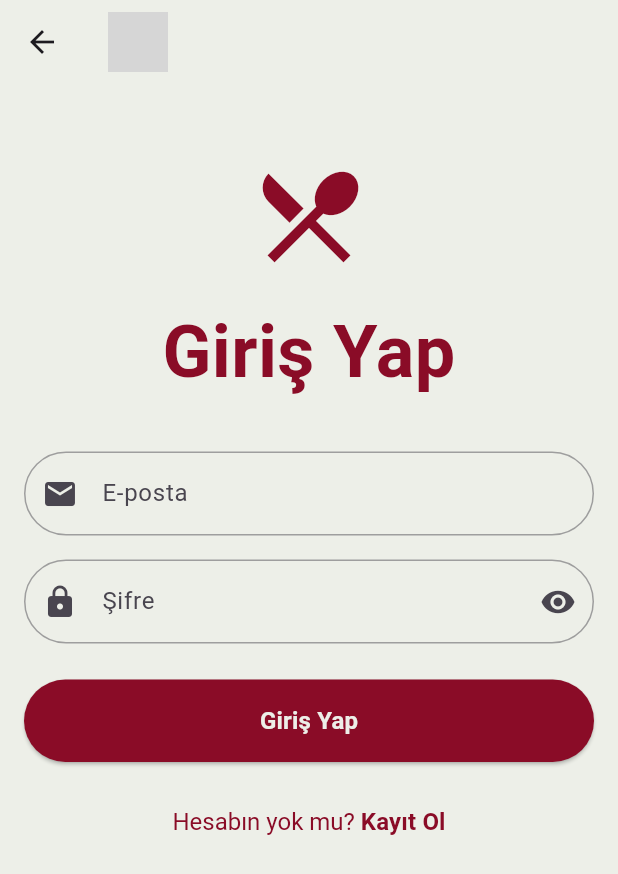
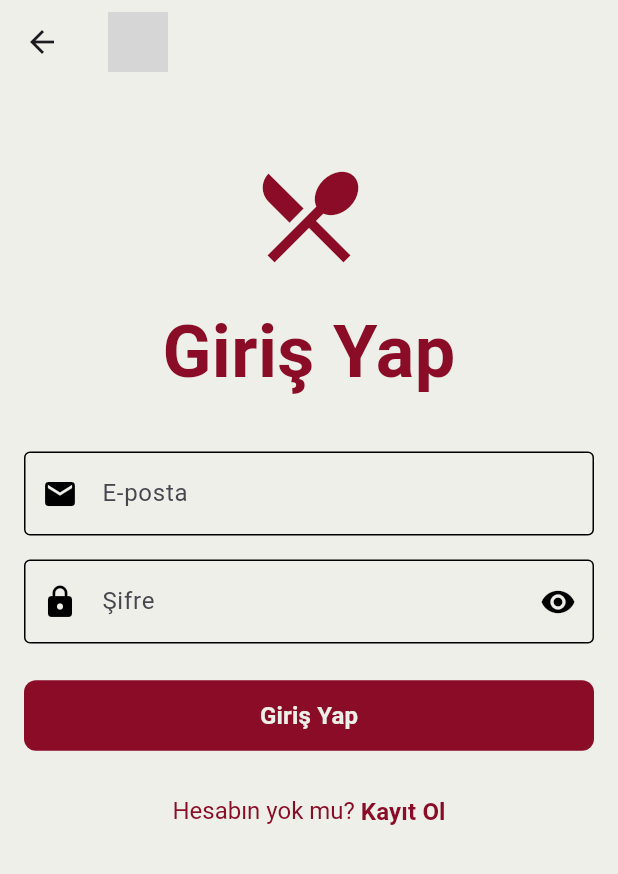
Before and after one commit to Bullitt08/kolaylokmamobil, a Flutter app: the LoginPage screen opened directly, on a phone screen of 412 x 824 dp. Shown: the top 874 px of the screen. Run offline on Flutter 3.47's test engine with Material 3 defaults, Android fonts, the phone set to English and light mode, and no system bars; our stand-ins replace flutter_map, geolocator, image_picker, latlong2, supabase_flutter; accounts and stored records are empty; grey boxes are pictures that could not be loaded.

Commit message:
widgetlar oluşturuldu profil ve login sayfası tekrar düzenlendi

```diff
--- /dev/null
+++ b/lib/customs/custombutton.dart
@@ -0,0 +1,42 @@
+import 'package:flutter/material.dart';
+
+class CustomButton extends StatelessWidget {
+  final String text;
+  final VoidCallback? onPressed;
+  final Color textColor;
+  final Color backgroundColor;
+  final double fontSize;
+  final double borderRadius;
+
+  const CustomButton({
+    Key? key,
+    required this.text,
+    required this.onPressed,
+    this.textColor = const Color(0xFFEDEFE8),
+    this.backgroundColor = const Color(0xFF8A0C27),
+    this.fontSize = 16.0,
+    this.borderRadius = 8.0,
+  }) : super(key: key);
+
+  @override
+  Widget build(BuildContext context) {
+    return TextButton(
+      onPressed: onPressed,
+      style: TextButton.styleFrom(
+        padding: const EdgeInsets.symmetric(vertical: 12, horizontal: 24),
+        backgroundColor: backgroundColor,
+        shape: RoundedRectangleBorder(
+          borderRadius: BorderRadius.circular(borderRadius),
+        ),
+      ),
+      child: Text(
+        text,
+        style: TextStyle(
+          color: textColor,
+          fontSize: fontSize,
+          fontWeight: FontWeight.bold,
+        ),
+      ),
+    );
+  }
+}
--- /dev/null
+++ b/lib/customs/customicon.dart
@@ -0,0 +1,23 @@
+import 'package:flutter/material.dart';
+
+class CustomIcon extends StatelessWidget {
+  final IconData iconData;
+  final Color iconColor;
+  final double size;
+
+  const CustomIcon({
+    Key? key,
+    required this.iconData,
+    this.iconColor = Colors.black,
+    this.size = 24.0,
+  }) : super(key: key);
+
+  @override
+  Widget build(BuildContext context) {
+    return Icon(
+      iconData,
+      color: iconColor,
+      size: size,
+    );
+  }
+}
--- a/lib/screens/login_page.dart
+++ b/lib/screens/login_page.dart
@@ -1,4 +1,6 @@
 import 'package:flutter/material.dart';
+import 'package:kolaylokma/customs/customicon.dart';
+import 'package:kolaylokma/customs/custombutton.dart';
 import '../services/auth_service.dart';
 import 'register_page.dart';
 import '../main.dart';
@@ -95,7 +97,10 @@ class _LoginPageState extends State<LoginPage> {
         ),
         elevation: 0,
       ),
-      body: SingleChildScrollView(
+      body: Stack(
+        children: [
+          // Diğer widget'lar (form, butonlar, vb.)
+          SingleChildScrollView(
             padding: const EdgeInsets.all(16.0),
             child: Form(
               key: _formKey,
@@ -103,7 +108,6 @@ class _LoginPageState extends State<LoginPage> {
                 crossAxisAlignment: CrossAxisAlignment.stretch,
                 children: [
                   const SizedBox(height: 32),
-              // Logo veya uygulama adı
                   const Icon(
                     Icons.restaurant_menu,
                     size: 80,
@@ -127,16 +131,16 @@ class _LoginPageState extends State<LoginPage> {
                     keyboardType: TextInputType.emailAddress,
                     decoration: const InputDecoration(
                       labelText: 'E-posta',
-                  prefixIcon: Icon(Icons.email),
+                      prefixIcon: CustomIcon(
+                        iconData:Icons.email,
+                      ),
                       border: OutlineInputBorder(
-                    borderRadius: BorderRadius.all(Radius.circular(30)),
+                        borderRadius: BorderRadius.all(Radius.circular(8.0)),
                       ),
                       enabledBorder: OutlineInputBorder(
-                    borderRadius: BorderRadius.all(Radius.circular(30)),
-                    borderSide: BorderSide(color: Colors.grey),
+                        borderSide: BorderSide(color: Colors.black),
                       ),
                       focusedBorder: OutlineInputBorder(
-                    borderRadius: BorderRadius.all(Radius.circular(30)),
                         borderSide: BorderSide(color: Color(0xFF8A0C27)),
                       ),
                     ),
@@ -159,10 +163,12 @@ class _LoginPageState extends State<LoginPage> {
                     obscureText: _obscureText,
                     decoration: InputDecoration(
                       labelText: 'Şifre',
-                  prefixIcon: const Icon(Icons.lock),
+                      prefixIcon: const CustomIcon(
+                        iconData:Icons.lock,
+                      ),
                       suffixIcon: IconButton(
-                    icon: Icon(
-                      _obscureText ? Icons.visibility : Icons.visibility_off,
+                        icon: CustomIcon(
+                           iconData:_obscureText ? Icons.visibility : Icons.visibility_off,
                         ),
                         onPressed: () {
                           setState(() {
@@ -171,14 +177,12 @@ class _LoginPageState extends State<LoginPage> {
                         },
                       ),
                       border: const OutlineInputBorder(
-                    borderRadius: BorderRadius.all(Radius.circular(30)),
+                        borderRadius: BorderRadius.all(Radius.circular(8.0)),
                       ),
                       enabledBorder: const OutlineInputBorder(
-                    borderRadius: BorderRadius.all(Radius.circular(30)),
-                    borderSide: BorderSide(color: Colors.grey),
+                        borderSide: BorderSide(color: Colors.black),
                       ),
                       focusedBorder: const OutlineInputBorder(
-                    borderRadius: BorderRadius.all(Radius.circular(30)),
                         borderSide: BorderSide(color: Color(0xFF8A0C27)),
                       ),
                     ),
@@ -193,38 +197,16 @@ class _LoginPageState extends State<LoginPage> {
                     },
                   ),
 
-
                   const SizedBox(height: 24),
 
                   // Giriş yap butonu
-              ElevatedButton(
-                onPressed: _isLoading ? null : _login,
-                style: ElevatedButton.styleFrom(
-                  padding: const EdgeInsets.symmetric(vertical: 16),
-                  backgroundColor: const Color(0xFF8A0C27),
+                  CustomButton(
+                    text: 'Giriş Yap',
+                    onPressed: _isLoading ? null : () => _login(),
                   ),
-                child: _isLoading
-                    ? const SizedBox(
-                  height: 20,
-                  width: 20,
-                  child: CircularProgressIndicator(
-                    strokeWidth: 2,
-                    valueColor: AlwaysStoppedAnimation<Color>(Colors.white),
-                  ),
-                )
-                    : const Text(
-                  'Giriş Yap',
-                  style: TextStyle(
-                    color: Color(0xFFEDEFE8),
-                    fontWeight: FontWeight.bold,
-                    fontSize: 16,
-                  ),
-                ),
-              ),
-
                   const SizedBox(height: 16),
 
-              //kayıt olun butonu
+                  // Kayıt ol butonu
                   Center(
                     child: RichText(
                       textAlign: TextAlign.center,
@@ -266,12 +248,24 @@ class _LoginPageState extends State<LoginPage> {
                       ),
                     ),
                   ),
-
-
                 ],
               ),
             ),
           ),
+
+          // Yükleme çubuğu ekranın ortasında yer alacak
+          if (_isLoading)
+            Positioned(
+              top: MediaQuery.of(context).padding.top,
+              left: MediaQuery.of(context).size.width / 2 - 25,
+              child: const CircularProgressIndicator(
+                strokeWidth: 1,
+                color: Color(0xFF8A0C27),
+                backgroundColor: Colors.white,
+              ),
+            ),
+        ],
+      ),
     );
   }
 }
```
Also changed, not shown: lib/main.dart (+11 -15 lines), lib/screens/profile_page.dart (+15 -35 lines). Lines whose indentation alone changed are shown as unchanged.
